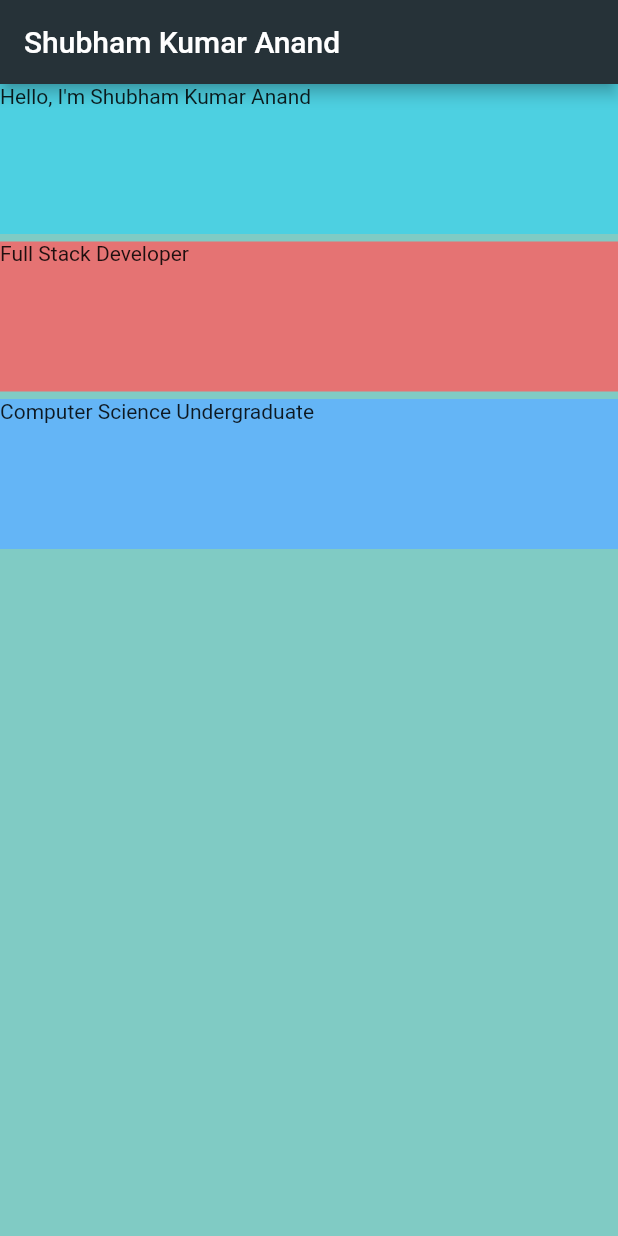
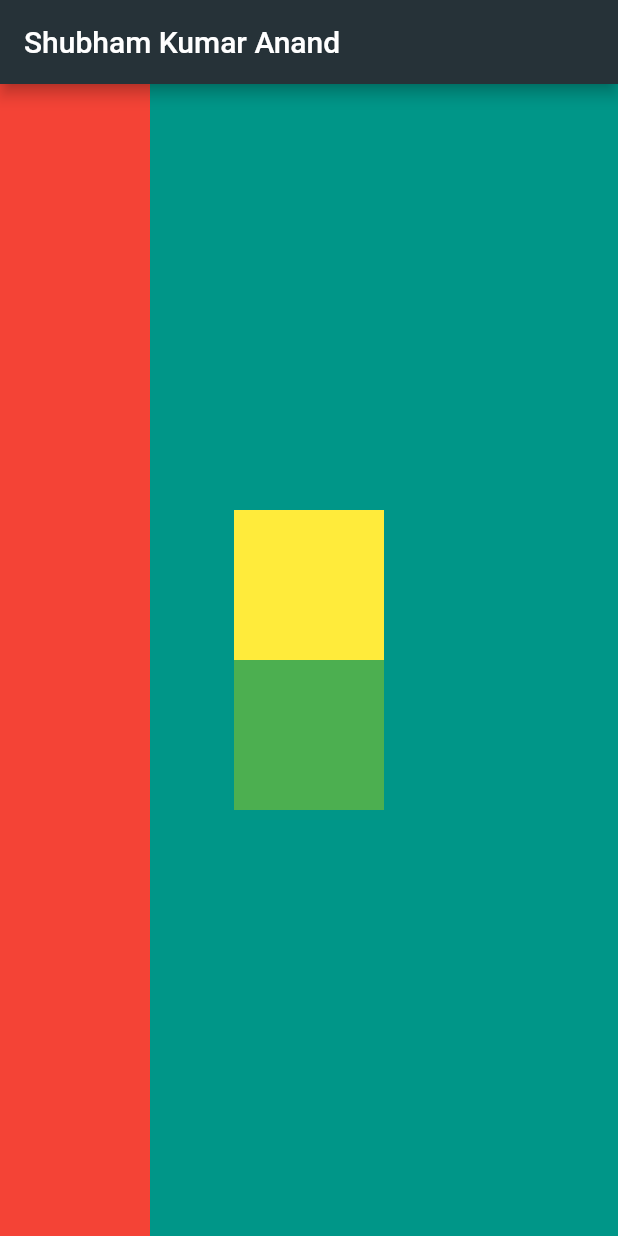
Before and after one commit to ShubhamkumarAnand/Imskanand-Card, a Flutter app: the screen it shows after launch, on a phone screen of 412 x 824 dp. Run offline on Flutter 3.47's test engine with Material 2 defaults, Android fonts, the phone set to English and light mode, and no system bars.

Commit message:
Design Replica of the challenge

```diff
--- a/lib/main.dart
+++ b/lib/main.dart
@@ -1,4 +1,5 @@
 import 'package:flutter/material.dart';
+import 'package:flutter/rendering.dart';
 
 void main() {
   runApp(const MyApp());
@@ -16,41 +17,41 @@ class MyApp extends StatelessWidget {
           backgroundColor: Colors.blueGrey[900],
         ),
         body: SafeArea(
-          child: Column(
+          child: Row(
+            mainAxisAlignment: MainAxisAlignment.spaceBetween,
             crossAxisAlignment: CrossAxisAlignment.stretch,
             children: [
               Container(
+                color: Colors.red,
+                height: 100.0,
                 width: 100.0,
-                height: 100.0,
-                color: Colors.cyan[300],
-                child: const Text('Hello, I\'m Shubham Kumar Anand'),
-              ),
-              const SizedBox(
-                height: 5.0,
               ),
               Container(
-                width: 100.0,
-                height: 100.0,
-                color: Colors.red[300],
-                child: const Text('Full Stack Developer'),
-              ),
-              const SizedBox(
-                height: 5.0,
+                child: Column(
+                  mainAxisAlignment: MainAxisAlignment.center,
+                  children: [
+                    Container(
+                      color: Colors.yellow,
+                      width: 100.0,
+                      height: 100.0,
+                    ),
+                    Container(
+                      color: Colors.green,
+                      width: 100.0,
+                      height: 100.0,
+                    )
+                  ],
+                ),
               ),
               Container(
+                color: Colors.teal,
+                height: 100.0,
                 width: 100.0,
-                height: 100.0,
-                color: Colors.blue[300],
-                child: const Text('Computer Science Undergraduate'),
-              ),
-              Container(
-                width: double.infinity,
-                height: 5,
-              ),
+              )
             ],
           ),
         ),
-        backgroundColor: Colors.teal[200],
+        backgroundColor: Colors.teal,
       ),
     );
   }
```
